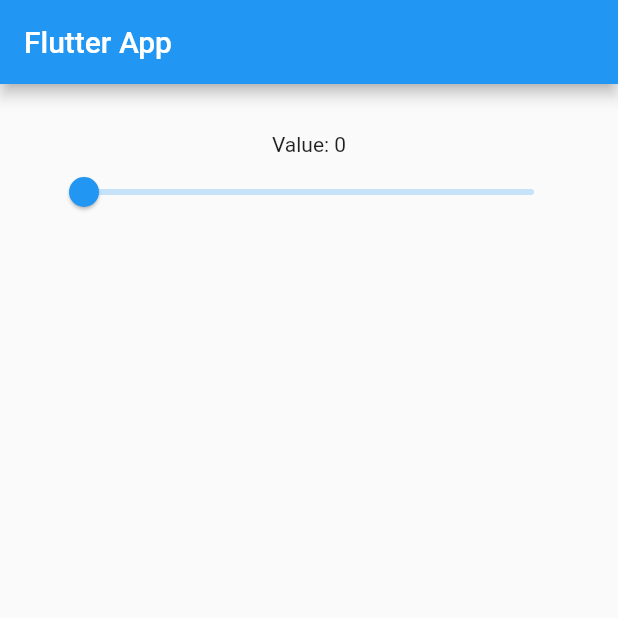
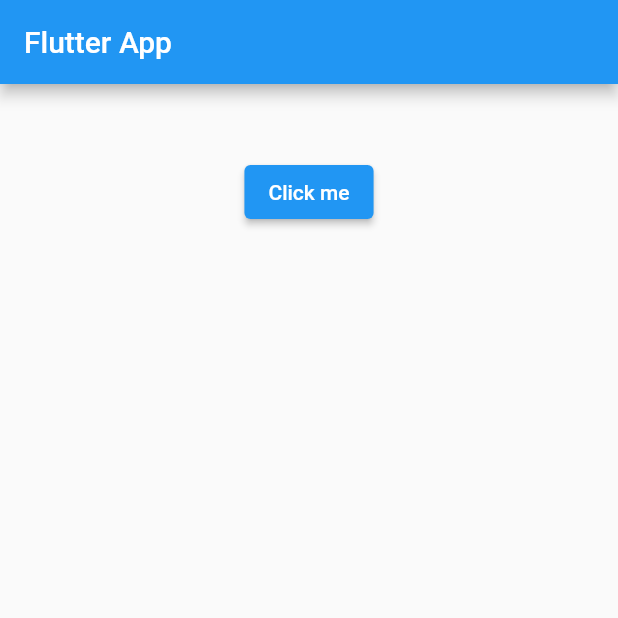
Before and after one commit to wasimiqbal1/Flutter, a Flutter app: the screen it shows after launch, on a phone screen of 412 x 824 dp, the top half of it. Run offline on Flutter 3.47's test engine with Material 2 defaults, Android fonts, the light colour scheme and no system bars.

Commit message:
flutter Datepicker

```diff
--- a/flutter_udemy/lib/main.dart
+++ b/flutter_udemy/lib/main.dart
@@ -1,4 +1,5 @@
 import 'package:flutter/material.dart';
+import 'dart:async';
 
 void main() {
   runApp(new MaterialApp(
@@ -13,9 +14,16 @@
 
 class _State extends State<MyApp> {
 
-  double _value = 0.0;
-  void _setvalue(double value) {
-    setState(() => _value = value);
+  String _value = '';
+
+  Future _selectDate() async {
+    DateTime? picked = await showDatePicker(
+        context: context,
+        initialDate: new DateTime.now(),
+        firstDate: new DateTime(2016),
+        lastDate: new DateTime(2099)
+    );
+   if(picked != null) setState(() => _value = picked.toString());
   }
 
   @override
@@ -29,8 +37,8 @@
           child: new Center(
             child: new Column(
               children: <Widget>[
-                new Text('Value: ${(_value * 100).round()}'),
-                new Slider(value: _value, onChanged: _setvalue)
+               new Text(_value),
+              new ElevatedButton(onPressed: _selectDate, child: new Text('Click me'),)
 
               ],
             ),
```
